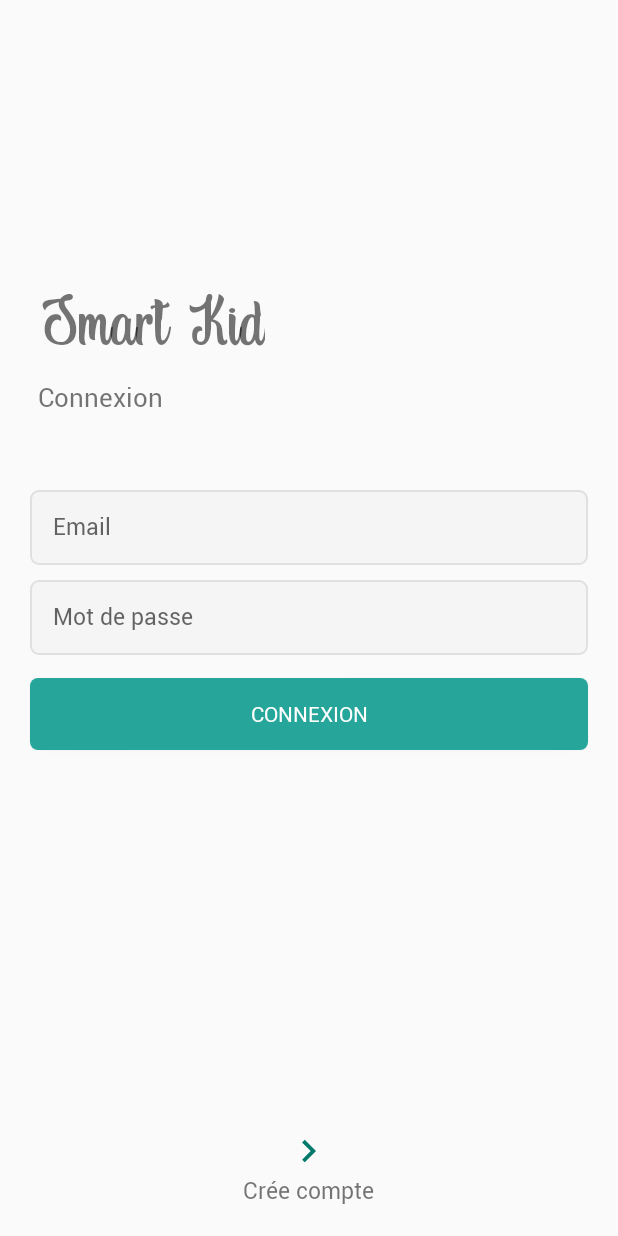
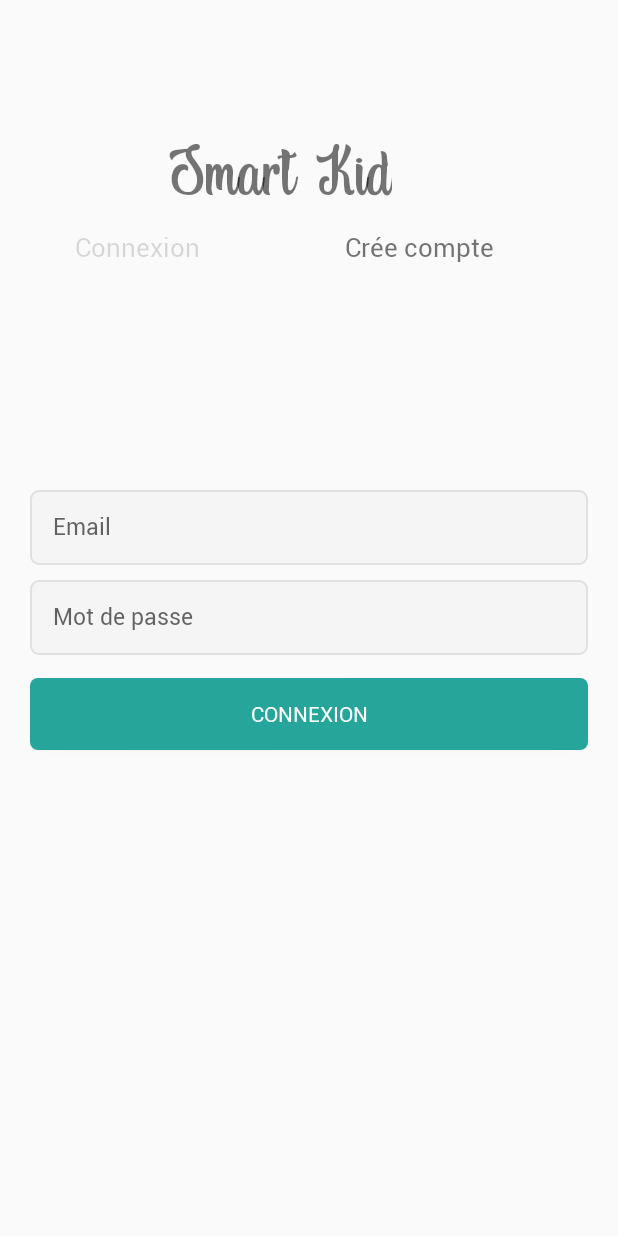
Before and after one commit to HarenaTiavina/m1-mobile, an Android app: the screen it shows after launch (MainActivity), on a phone screen of 412 x 824 dp. Run offline under Robolectric (Android 15) with nearby library versions, the light colour scheme and no system bars.

Commit message:
modify all page

```diff
--- a/SmartKid/app/src/main/AndroidManifest.xml
+++ b/SmartKid/app/src/main/AndroidManifest.xml
@@ -11,10 +11,6 @@
         android:theme="@style/AppTheme">
 
         <activity
-            android:name=".ui.activity.SpinnerActivity"
-            android:exported="false" />
-
-      <activity
             android:name=".ui.activity.SplashActivity"
             android:exported="true"
             android:theme="@style/AppTheme.NoActionBar">
--- a/SmartKid/app/src/main/java/com/smartkid/MainActivity.java
+++ b/SmartKid/app/src/main/java/com/smartkid/MainActivity.java
@@ -8,8 +8,10 @@ import androidx.viewpager.widget.ViewPager;
 
 import android.os.Bundle;
 
+import com.smartkid.ui.fragment.LogProfile;
 import com.smartkid.ui.fragment.LoginFragment;
 import com.smartkid.ui.fragment.RegisterFragment;
+import com.smartkid.ui.fragment.RegisterProfilFragment;
 
 import java.util.ArrayList;
 
@@ -25,6 +27,9 @@ public class MainActivity extends AppCompatActivity {
         AuthenticationPagerAdapter pagerAdapter = new AuthenticationPagerAdapter(getSupportFragmentManager());
         pagerAdapter.addFragmet(new LoginFragment());
         pagerAdapter.addFragmet(new RegisterFragment());
+        pagerAdapter.addFragmet(new RegisterProfilFragment());
+        pagerAdapter.addFragmet(new LogProfile());
+        pagerAdapter.addFragmet(new PratiqueFragment());
         viewPager.setAdapter(pagerAdapter);
     }
 
--- /dev/null
+++ b/SmartKid/app/src/main/java/com/smartkid/PratiqueFragment.java
@@ -0,0 +1,64 @@
+package com.smartkid;
+
+import android.os.Bundle;
+
+import androidx.fragment.app.Fragment;
+
+import android.view.LayoutInflater;
+import android.view.View;
+import android.view.ViewGroup;
+
+/**
+ * A simple {@link Fragment} subclass.
+ * Use the {@link PratiqueFragment#newInstance} factory method to
+ * create an instance of this fragment.
+ */
+public class PratiqueFragment extends Fragment {
+
+    // TODO: Rename parameter arguments, choose names that match
+    // the fragment initialization parameters, e.g. ARG_ITEM_NUMBER
+    private static final String ARG_PARAM1 = "param1";
+    private static final String ARG_PARAM2 = "param2";
+
+    // TODO: Rename and change types of parameters
+    private String mParam1;
+    private String mParam2;
+
+    public PratiqueFragment() {
+        // Required empty public constructor
+    }
+
+    /**
+     * Use this factory method to create a new instance of
+     * this fragment using the provided parameters.
+     *
+     * @param param1 Parameter 1.
+     * @param param2 Parameter 2.
+     * @return A new instance of fragment PratiqueFragment.
+     */
+    // TODO: Rename and change types and number of parameters
+    public static PratiqueFragment newInstance(String param1, String param2) {
+        PratiqueFragment fragment = new PratiqueFragment();
+        Bundle args = new Bundle();
+        args.putString(ARG_PARAM1, param1);
+        args.putString(ARG_PARAM2, param2);
+        fragment.setArguments(args);
+        return fragment;
+    }
+
+    @Override
+    public void onCreate(Bundle savedInstanceState) {
+        super.onCreate(savedInstanceState);
+        if (getArguments() != null) {
+            mParam1 = getArguments().getString(ARG_PARAM1);
+            mParam2 = getArguments().getString(ARG_PARAM2);
+        }
+    }
+
+    @Override
+    public View onCreateView(LayoutInflater inflater, ViewGroup container,
+                             Bundle savedInstanceState) {
+        // Inflate the layout for this fragment
+        return inflater.inflate(R.layout.fragment_pratique, container, false);
+    }
+}
--- a/SmartKid/app/src/main/java/com/smartkid/LogProfile.java
+++ b/SmartKid/app/src/main/java/com/smartkid/ui/fragment/LogProfile.java
@@ -1,4 +1,4 @@
-package com.smartkid;
+package com.smartkid.ui.fragment;
 
 import android.os.Bundle;
 
@@ -7,6 +7,8 @@ import androidx.fragment.app.Fragment;
 import android.view.LayoutInflater;
 import android.view.View;
 import android.view.ViewGroup;
+
+import com.smartkid.R;
 
 /**
  * A simple {@link Fragment} subclass.
--- a/SmartKid/app/src/main/res/layout/fragment_login.xml
+++ b/SmartKid/app/src/main/res/layout/fragment_login.xml
@@ -12,7 +12,7 @@
         android:text="@string/app_name"
         android:textSize="50sp"
         android:fontFamily="@font/indigo_daisy"
-        android:layout_marginStart="25dp"
+        android:layout_marginStart="110dp"
         android:layout_marginBottom="10dp"
         android:layout_above="@id/tv_subtitle"/>
 
@@ -21,24 +21,39 @@
         android:layout_width="wrap_content"
         android:layout_height="wrap_content"
         android:layout_above="@id/et_email"
-        android:layout_marginStart="25dp"
+        android:layout_marginStart="50dp"
+        android:layout_marginEnd="50dp"
         android:layout_marginBottom="50dp"
         android:fontFamily="@font/roboto_regular"
         android:text="@string/login"
-        android:textSize="17sp" />
+        android:textSize="17sp"
+        android:enabled="false"/>
+
+    <TextView
+        android:id="@+id/signup"
+        android:layout_width="wrap_content"
+        android:layout_height="wrap_content"
+        android:layout_above="@id/et_email"
+        android:layout_marginStart="230dp"
+        android:layout_marginBottom="50dp"
+        android:fontFamily="@font/roboto_regular"
+        android:text="@string/register"
+        android:textSize="17sp"
+        android:enabled="true"/>
 
     <EditText
         android:id="@+id/et_email"
         android:layout_width="match_parent"
-    android:layout_height="50dp"
-        android:hint="@string/e_mail"
+        android:layout_height="50dp"
+        android:layout_above="@id/et_password"
         android:layout_marginLeft="20dp"
         android:layout_marginRight="20dp"
+        android:layout_marginTop="100dp"
+        android:background="@drawable/et_custom"
+        android:fontFamily="@font/roboto_regular"
+        android:hint="@string/e_mail"
+        android:inputType="textEmailAddress"
         android:padding="15dp"
-        android:inputType="textEmailAddress"
-        android:fontFamily="@font/roboto_regular"
-        android:layout_above="@id/et_password"
-        android:background="@drawable/et_custom"
         android:textSize="15sp" />
 
     <EditText
@@ -68,23 +83,4 @@
         android:fontFamily="@font/roboto_regular"
         android:text="@string/login"
         android:textColor="@android:color/white" />
-
-    <ImageView
-        android:layout_width="30dp"
-        android:layout_height="30dp"
-        android:src="@drawable/ic_arrow_right"
-        android:layout_above="@id/swipeRight"
-        android:layout_centerHorizontal="true"/>
-
-    <TextView
-        android:id="@+id/swipeRight"
-        android:layout_width="wrap_content"
-        android:layout_height="wrap_content"
-        android:text="@string/swipe_left_for_register"
-        android:textSize="15sp"
-        android:fontFamily="@font/roboto_regular"
-        android:layout_centerHorizontal="true"
-        android:layout_alignParentBottom="true"
-        android:layout_marginBottom="20dp"/>
-
 </RelativeLayout>
--- a/SmartKid/app/src/main/res/values/strings.xml
+++ b/SmartKid/app/src/main/res/values/strings.xml
@@ -16,5 +16,5 @@
     <string name="your_birthday">Date de Naissance</string>
     <string name="your_gender">Genre</string>
     <string name="choose_profile">choix profil</string>
-
+    <string name="pratique">pratique</string>
 </resources>
```
Also changed, not shown: SmartKid/app/src/main/java/com/smartkid/ui/activity/SpinnerActivity.java (deleted, +0 -48 lines), SmartKid/app/src/main/res/layout/fragment_log_profile.xml (+17 -6 lines), SmartKid/app/src/main/res/layout/fragment_pratique.xml (added, +107 -0 lines), SmartKid/app/src/main/res/layout/fragment_register.xml (+25 -64 lines), SmartKid/app/src/main/res/layout/fragment_register_profil.xml (+42 -9 lines), 2 other files.
